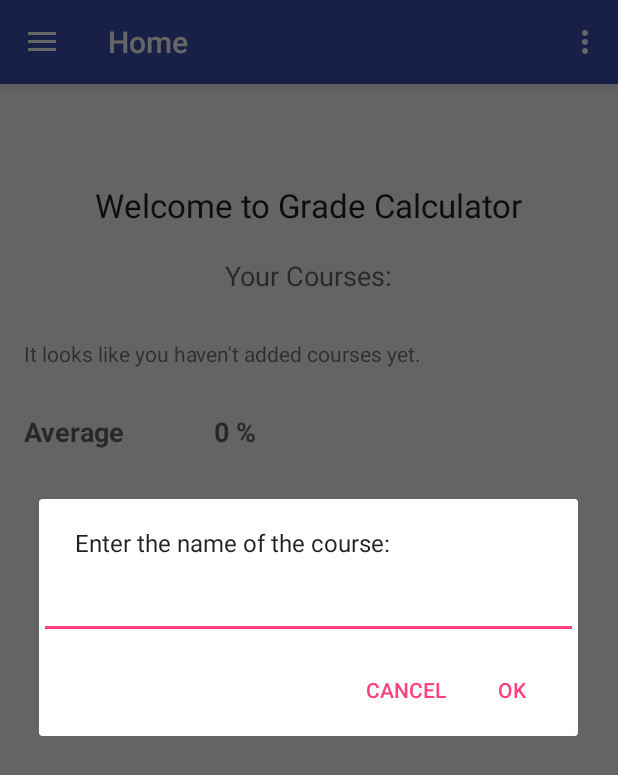
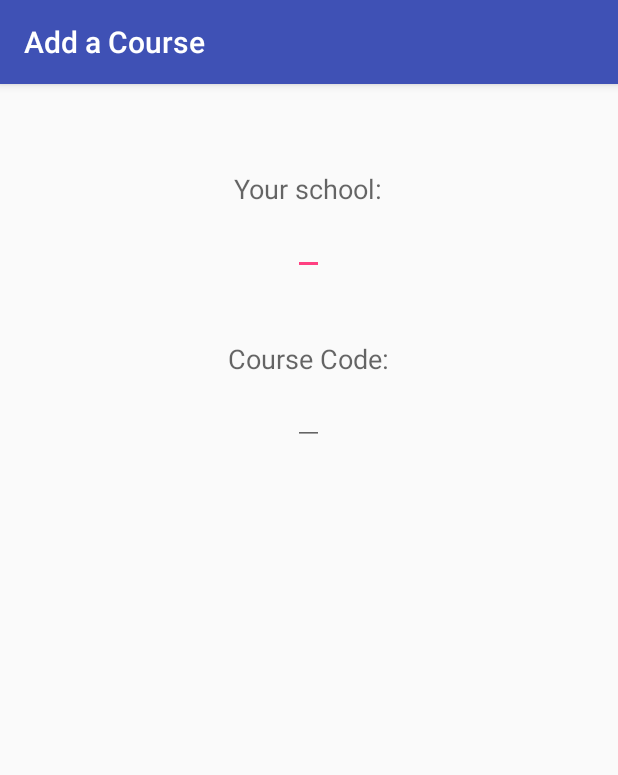
Before and after one commit to evanklein1/Grade-Calculator, an Android app: the screen it shows after launch (MainActivity before the commit, AddCourseActivity after it), after a tap on "ADD A COURSE", on a phone screen of 412 x 824 dp. Shown: the top 775 px of the screen. Run offline under Robolectric (Android 15) with nearby library versions, the phone set to English and light mode, and no system bars.

```diff
--- a/app/src/main/AndroidManifest.xml
+++ b/app/src/main/AndroidManifest.xml
@@ -21,13 +21,15 @@
         <activity
             android:name=".CourseActivity"
             android:label="@string/title_activity_course"
+            android:launchMode="standard"
             android:parentActivityName=".MainActivity"
-            android:launchMode="standard"
             android:theme="@style/AppTheme.NoActionBar" >
             <meta-data
                 android:name="android.support.PARENT_ACTIVITY"
                 android:value="me.evanklein.finalexamcalculator.MainActivity" />
         </activity>
+        <activity android:name=".AddCourseActivity" >
+        </activity>
     </application>
 
 </manifest>
--- /dev/null
+++ b/app/src/main/java/me/evanklein/finalexamcalculator/AddCourseActivity.java
@@ -0,0 +1,199 @@
+package me.evanklein.finalexamcalculator;
+
+import android.app.ProgressDialog;
+import android.os.AsyncTask;
+import android.support.v7.app.AppCompatActivity;
+import android.os.Bundle;
+import android.util.Log;
+import android.view.View;
+import android.widget.ArrayAdapter;
+import android.widget.AutoCompleteTextView;
+import android.widget.EditText;
+
+import java.io.BufferedReader;
+import java.io.InputStream;
+import java.io.InputStreamReader;
+import java.io.UnsupportedEncodingException;
+import java.net.URLEncoder;
+import java.nio.charset.StandardCharsets;
+import org.json.*;
+
+import java.io.IOException;
+import java.net.HttpURLConnection;
+import java.net.MalformedURLException;
+import java.net.URL;
+import java.net.URLConnection;
+import java.util.ArrayList;
+import java.util.HashMap;
+
+public class AddCourseActivity extends AppCompatActivity {
+
+    private ProgressDialog pDialog;
+
+    // Creating JSON Parser object
+    JSONParser jParser = new JSONParser();
+
+    ArrayList<String> coursesList;
+
+    // url to get all products list
+    private static String url_get_courses = "http://192.168.6.1/android_connect/get_courses.php";
+
+    // JSON Node names
+    private static final String TAG_SUCCESS = "success";
+    private static final String TAG_COURSES = "courses";
+    private static final String TAG_COURSE = "course";
+
+    // products JSONArray
+    JSONArray courses = null;
+    private AutoCompleteTextView courseTV;
+    private ArrayAdapter<String> coursesAdapter;
+    private Student student;
+    private EditText schoolET;
+    @Override
+    protected void onCreate(Bundle savedInstanceState) {
+        super.onCreate(savedInstanceState);
+        setContentView(R.layout.activity_add_course);
+
+        //set the title to be "Add a Course"
+        if (getSupportActionBar() != null) {
+            getSupportActionBar().setTitle("Add a Course");
+        }
+        student = Student.getInstance();
+        courseTV = (AutoCompleteTextView) findViewById(R.id.addCourseName);
+        courseTV.setThreshold(0);
+        courseTV.setAdapter(coursesAdapter);
+
+        schoolET = (EditText) findViewById(R.id.school);
+        setSchoolListener();
+
+    }
+
+    public void setSchoolListener() {
+        schoolET.setOnFocusChangeListener(new View.OnFocusChangeListener() {
+            @Override
+            public void onFocusChange(View v, boolean hasFocus) {
+                //if we just exited the school field
+                if (!hasFocus) {
+                    //store the school
+                    String school = schoolET.getText().toString();
+                    if (!school.equals("")) {
+                        student.setSchool(school);
+                        new LoadAllCourses().execute();
+                    }
+                } else {
+                    //maybe we want to display a list of school suggestions
+
+                }
+            }
+        });
+    }
+    /**
+     * Background Async Task to Load all product by making HTTP Request
+     * */
+    private class LoadAllCourses extends AsyncTask<String, String, String> {
+
+        /**
+         * Before starting background thread Show Progress Dialog
+         * */
+        @Override
+        protected void onPreExecute() {
+            super.onPreExecute();
+            pDialog = new ProgressDialog(AddCourseActivity.this);
+            pDialog.setMessage("Loading products. Please wait...");
+            pDialog.setIndeterminate(false);
+            pDialog.setCancelable(false);
+            pDialog.show();
+        }
+
+        /**
+         * getting All products from url
+         * */
+        protected String doInBackground(String... args) {
+            //connect to url
+            //make a get request with certain parameters (the name of the school)
+            //parse the data we get back
+            //store it in an array
+            String query = null;
+            try {
+                query = String.format("school=%s", URLEncoder.encode(student.getSchool(), JSONParser.charset));
+                String url = url_get_courses + "?" + query;
+                JSONObject json = jParser.makeHttpRequest(url);
+                Log.d("All Products: ", json.toString());
+
+                // Checking for SUCCESS TAG
+                int success = json.getInt(TAG_SUCCESS);
+
+                if (success == 1) {
+                    // products found
+                    // Getting Array of Products
+                    courses = json.getJSONArray(TAG_COURSES);
+
+                    // looping through All courses
+                    for (int i = 0; i < courses.length(); i++) {
+                        JSONObject c = courses.getJSONObject(i);
+
+                        // Storing each json item in variable
+                        String courseName = c.getString(TAG_COURSE);
+
+                        //add course to arraylist
+                        coursesList.add(courseName);
+                    }
+                }
+            } catch (JSONException e) {
+                e.printStackTrace();
+            } catch (UnsupportedEncodingException e) {
+                e.printStackTrace();
+            }
+
+            // Check your log cat for JSON reponse
+
+            return null;
+        }
+
+        /**
+         * After completing background task Dismiss the progress dialog
+         * **/
+        protected void onPostExecute(String file_url) {
+            // dismiss the dialog after getting all products
+            pDialog.dismiss();
+            // updating UI from Background Thread
+            runOnUiThread(new Runnable() {
+                public void run() {
+                    /**
+                     * Updating parsed JSON data into ListView
+                     * */
+                    //first add the home button
+                    String[] courseNames = coursesList.toArray(new String[coursesList.size()]);
+                    coursesAdapter = new ArrayAdapter<String>(AddCourseActivity.this, R.layout.addcourse_dropdown_item, courseNames);
+                    courseTV.setAdapter(coursesAdapter);
+                }
+            });
+
+        }
+
+    }
+
+//    public void makeGetRequest() {
+//        try {
+//            String query = String.format("school=%s",
+//                    URLEncoder.encode(school, StandardCharsets.UTF_8.name()));
+//            URL myURL = new URL(url_get_courses + "?" + query);
+//            HttpURLConnection con = (HttpURLConnection) myURL.openConnection();
+//            con.setRequestProperty("Accept-Charset", StandardCharsets.UTF_8.name());
+//
+//            InputStream response = con.getInputStream();
+//
+//            BufferedReader in = new BufferedReader(
+//                    new InputStreamReader(response));
+//
+//        }
+//        catch (MalformedURLException e) {
+//            // new URL() failed
+//            // ...
+//        }
+//        catch (IOException e) {
+//            // openConnection() failed
+//            // ...
+//        }
+//    }
+}
--- /dev/null
+++ b/app/src/main/res/layout/activity_add_course.xml
@@ -0,0 +1,45 @@
+<?xml version="1.0" encoding="utf-8"?>
+<RelativeLayout xmlns:android="http://schemas.android.com/apk/res/android"
+    xmlns:tools="http://schemas.android.com/tools" android:layout_width="match_parent"
+    android:layout_height="match_parent" android:paddingLeft="@dimen/activity_horizontal_margin"
+    android:paddingRight="@dimen/activity_horizontal_margin"
+    android:paddingTop="@dimen/activity_vertical_margin"
+    android:paddingBottom="@dimen/activity_vertical_margin"
+    tools:context="me.evanklein.finalexamcalculator.AddCourseActivity">
+
+    <TextView
+        android:layout_width="wrap_content"
+        android:layout_height="wrap_content"
+        android:textAppearance="?android:attr/textAppearanceMedium"
+        android:text="Your school:"
+        android:id="@+id/textView"
+        android:layout_alignParentTop="true"
+        android:layout_centerHorizontal="true"
+        android:layout_marginTop="41dp" />
+
+    <EditText
+        android:layout_width="wrap_content"
+        android:layout_height="wrap_content"
+        android:id="@+id/school"
+        android:layout_below="@+id/textView"
+        android:layout_centerHorizontal="true" />
+
+    <TextView
+        android:layout_width="wrap_content"
+        android:layout_height="wrap_content"
+        android:textAppearance="?android:attr/textAppearanceMedium"
+        android:text="Course Code:"
+        android:id="@+id/textView3"
+        android:layout_below="@+id/school"
+        android:layout_centerHorizontal="true"
+        android:layout_marginTop="43dp" />
+
+    <AutoCompleteTextView
+        android:layout_width="wrap_content"
+        android:layout_height="wrap_content"
+        android:text=""
+        android:id="@+id/addCourseName"
+        android:layout_below="@+id/textView3"
+        android:layout_centerHorizontal="true" />
+
+</RelativeLayout>
--- a/app/src/main/res/layout/content_main.xml
+++ b/app/src/main/res/layout/content_main.xml
@@ -127,7 +127,7 @@
                     android:layout_height="wrap_content"
                     android:text="Add A Course"
                     android:id="@+id/save_course_button"
-                    android:onClick="promptCourseName"
+                    android:onClick="launchAddCourse"
                     android:layout_gravity="center_horizontal" />
 
             </LinearLayout>
```
Also changed, not shown: app/src/main/java/me/evanklein/finalexamcalculator/JSONParser.java (added, +75 -0 lines), app/src/main/res/layout/addcourse_dropdown_item.xml (added, +10 -0 lines), app/src/main/res/drawable/icon.png (added), app/src/main/res/mipmap-hdpi/ic_launcher.png, app/src/main/res/mipmap-mdpi/ic_launcher.png, app/src/main/res/mipmap-xhdpi/ic_launcher.png, app/src/main/res/mipmap-xxhdpi/ic_launcher.png, app/src/main/res/mipmap-xxxhdpi/ic_launcher.png, 1 other file. Lines whose indentation alone changed are shown as unchanged.
